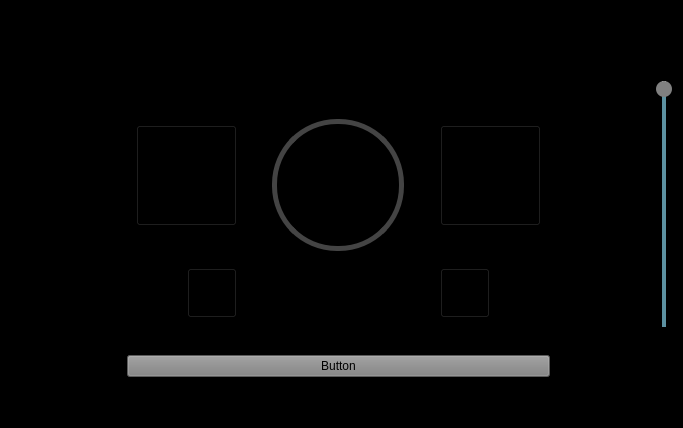
Qt form src/ViewLayer/SongPlayerUi.ui (UCSolarCarTeam/Epsilon-Onboard-Media-Control) before a commit.
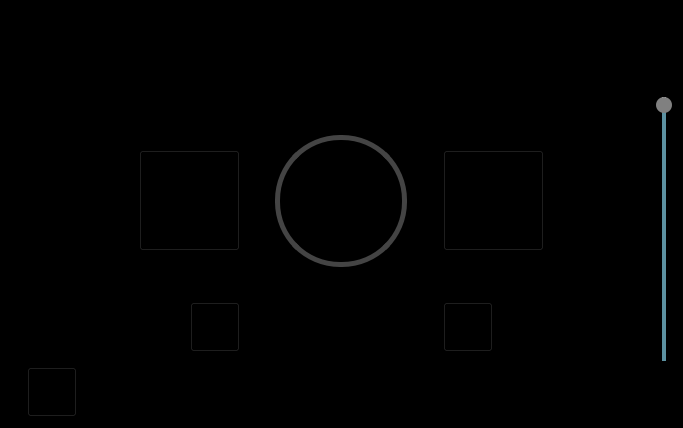
The same form after that commit. Icons and pictures are not drawn.

Commit message: Add icons for song menu

```diff
--- a/src/ViewLayer/SongPlayerUi.ui
+++ b/src/ViewLayer/SongPlayerUi.ui
@@ -21,7 +21,159 @@
 border-width: 0px;</string>
   </property>
   <layout class="QGridLayout" name="gridLayout">
-   <item row="5" column="7" alignment="Qt::AlignHCenter">
+   <item row="2" column="8" alignment="Qt::AlignHCenter">
+    <widget class="QLabel" name="infoLabel">
+     <property name="enabled">
+      <bool>true</bool>
+     </property>
+     <property name="sizePolicy">
+      <sizepolicy hsizetype="Fixed" vsizetype="Preferred">
+       <horstretch>0</horstretch>
+       <verstretch>0</verstretch>
+      </sizepolicy>
+     </property>
+     <property name="minimumSize">
+      <size>
+       <width>0</width>
+       <height>26</height>
+      </size>
+     </property>
+     <property name="font">
+      <font>
+       <family>Nimbus Sans L</family>
+       <pointsize>16</pointsize>
+      </font>
+     </property>
+     <property name="styleSheet">
+      <string notr="true">color: white</string>
+     </property>
+     <property name="text">
+      <string/>
+     </property>
+     <property name="alignment">
+      <set>Qt::AlignLeading|Qt::AlignLeft|Qt::AlignVCenter</set>
+     </property>
+    </widget>
+   </item>
+   <item row="5" column="1">
+    <spacer name="horizontalSpacer_4">
+     <property name="orientation">
+      <enum>Qt::Horizontal</enum>
+     </property>
+     <property name="sizeType">
+      <enum>QSizePolicy::Fixed</enum>
+     </property>
+     <property name="sizeHint" stdset="0">
+      <size>
+       <width>50</width>
+       <height>20</height>
+      </size>
+     </property>
+    </spacer>
+   </item>
+   <item row="5" column="0">
+    <spacer name="horizontalSpacer_2">
+     <property name="orientation">
+      <enum>Qt::Horizontal</enum>
+     </property>
+     <property name="sizeType">
+      <enum>QSizePolicy::Minimum</enum>
+     </property>
+     <property name="sizeHint" stdset="0">
+      <size>
+       <width>16</width>
+       <height>20</height>
+      </size>
+     </property>
+    </spacer>
+   </item>
+   <item row="5" column="2">
+    <spacer name="horizontalSpacer_3">
+     <property name="orientation">
+      <enum>Qt::Horizontal</enum>
+     </property>
+     <property name="sizeType">
+      <enum>QSizePolicy::Expanding</enum>
+     </property>
+     <property name="sizeHint" stdset="0">
+      <size>
+       <width>20</width>
+       <height>20</height>
+      </size>
+     </property>
+    </spacer>
+   </item>
+   <item row="9" column="1">
+    <widget class="QPushButton" name="playerToList">
+     <property name="sizePolicy">
+      <sizepolicy hsizetype="Minimum" vsizetype="Minimum">
+       <horstretch>0</horstretch>
+       <verstretch>0</verstretch>
+      </sizepolicy>
+     </property>
+     <property name="minimumSize">
+      <size>
+       <width>50</width>
+       <height>50</height>
+      </size>
+     </property>
+     <property name="styleSheet">
+      <string notr="true">QPushButton
+{
+        border-image: url(:/Resources/Menu/SongListIcon.svg);
+}</string>
+     </property>
+     <property name="text">
+      <string/>
+     </property>
+    </widget>
+   </item>
+   <item row="9" column="8">
+    <spacer name="verticalSpacer_4">
+     <property name="orientation">
+      <enum>Qt::Vertical</enum>
+     </property>
+     <property name="sizeType">
+      <enum>QSizePolicy::Fixed</enum>
+     </property>
+     <property name="sizeHint" stdset="0">
+      <size>
+       <width>20</width>
+       <height>50</height>
+      </size>
+     </property>
+    </spacer>
+   </item>
+   <item row="6" column="8">
+    <spacer name="verticalSpacer">
+     <property name="orientation">
+      <enum>Qt::Vertical</enum>
+     </property>
+     <property name="sizeHint" stdset="0">
+      <size>
+       <width>20</width>
+       <height>0</height>
+      </size>
+     </property>
+    </spacer>
+   </item>
+   <item row="0" column="8">
+    <spacer name="verticalSpacer_3">
+     <property name="orientation">
+      <enum>Qt::Vertical</enum>
+     </property>
+     <property name="sizeType">
+      <enum>QSizePolicy::Fixed</enum>
+     </property>
+     <property name="sizeHint" stdset="0">
+      <size>
+       <width>20</width>
+       <height>16</height>
+      </size>
+     </property>
+    </spacer>
+   </item>
+   <item row="5" column="8" alignment="Qt::AlignHCenter">
     <widget class="QWidget" name="widget_2" native="true">
      <property name="sizePolicy">
       <sizepolicy hsizetype="Fixed" vsizetype="Fixed">
@@ -36,67 +188,7 @@
       </size>
      </property>
      <layout class="QGridLayout" name="gridLayout_2">
-      <item row="1" column="2">
-       <widget class="QPushButton" name="nextSong">
-        <property name="sizePolicy">
-         <sizepolicy hsizetype="Fixed" vsizetype="Fixed">
-          <horstretch>0</horstretch>
-          <verstretch>0</verstretch>
-         </sizepolicy>
-        </property>
-        <property name="minimumSize">
-         <size>
-          <width>101</width>
-          <height>101</height>
-         </size>
-        </property>
-        <property name="styleSheet">
-         <string notr="true">QPushButton
-{
-        border-image: url(:/Resources/IconsOff/next.png);
-}
-
-QPushButton:pressed
-{
-        border-image: url(:/Resources/IconsOn/next.png);
-}</string>
-        </property>
-        <property name="text">
-         <string/>
-        </property>
-       </widget>
-      </item>
-      <item row="1" column="0">
-       <widget class="QPushButton" name="prevSong">
-        <property name="sizePolicy">
-         <sizepolicy hsizetype="Fixed" vsizetype="Fixed">
-          <horstretch>0</horstretch>
-          <verstretch>0</verstretch>
-         </sizepolicy>
-        </property>
-        <property name="minimumSize">
-         <size>
-          <width>101</width>
-          <height>101</height>
-         </size>
-        </property>
-        <property name="styleSheet">
-         <string notr="true">QPushButton
-{
-        border-image: url(:/Resources/IconsOff/previous.png);
-}
-
-QPushButton:pressed
-{
-        border-image: url(:/Resources/IconsOn/previous.png);
-}</string>
-        </property>
-        <property name="text">
-         <string/>
-        </property>
-       </widget>
-      </item>
-      <item row="1" column="1">
+      <item row="1" column="6">
        <widget class="QWidget" name="widget" native="true">
         <property name="sizePolicy">
          <sizepolicy hsizetype="Fixed" vsizetype="Fixed">
@@ -235,7 +327,7 @@
         <zorder>playButton</zorder>
        </widget>
       </item>
-      <item row="2" column="0" alignment="Qt::AlignRight">
+      <item row="2" column="4" alignment="Qt::AlignRight">
        <widget class="QPushButton" name="loopButton">
         <property name="sizePolicy">
          <sizepolicy hsizetype="Fixed" vsizetype="Fixed">
@@ -275,7 +367,7 @@
         </property>
        </widget>
       </item>
-      <item row="2" column="2">
+      <item row="2" column="7">
        <widget class="QPushButton" name="shuffleButton">
         <property name="sizePolicy">
          <sizepolicy hsizetype="Fixed" vsizetype="Fixed">
@@ -315,23 +407,70 @@
         </property>
        </widget>
       </item>
+      <item row="1" column="4">
+       <widget class="QPushButton" name="prevSong">
+        <property name="sizePolicy">
+         <sizepolicy hsizetype="Fixed" vsizetype="Fixed">
+          <horstretch>0</horstretch>
+          <verstretch>0</verstretch>
+         </sizepolicy>
+        </property>
+        <property name="minimumSize">
+         <size>
+          <width>101</width>
+          <height>101</height>
+         </size>
+        </property>
+        <property name="styleSheet">
+         <string notr="true">QPushButton
+{
+        border-image: url(:/Resources/IconsOff/previous.png);
+}
+
+QPushButton:pressed
+{
+        border-image: url(:/Resources/IconsOn/previous.png);
+}</string>
+        </property>
+        <property name="text">
+         <string/>
+        </property>
+       </widget>
+      </item>
+      <item row="1" column="7">
+       <widget class="QPushButton" name="nextSong">
+        <property name="sizePolicy">
+         <sizepolicy hsizetype="Fixed" vsizetype="Fixed">
+          <horstretch>0</horstretch>
+          <verstretch>0</verstretch>
+         </sizepolicy>
+        </property>
+        <property name="minimumSize">
+         <size>
+          <width>101</width>
+          <height>101</height>
+         </size>
+        </property>
+        <property name="styleSheet">
+         <string notr="true">QPushButton
+{
+        border-image: url(:/Resources/IconsOff/next.png);
+}
+
+QPushButton:pressed
+{
+        border-image: url(:/Resources/IconsOn/next.png);
+}</string>
+        </property>
+        <property name="text">
+         <string/>
+        </property>
+       </widget>
+      </item>
      </layout>
     </widget>
    </item>
-   <item row="6" column="7">
-    <spacer name="verticalSpacer">
-     <property name="orientation">
-      <enum>Qt::Vertical</enum>
-     </property>
-     <property name="sizeHint" stdset="0">
-      <size>
-       <width>20</width>
-       <height>40</height>
-      </size>
-     </property>
-    </spacer>
-   </item>
-   <item row="5" column="8">
+   <item row="5" column="9">
     <spacer name="horizontalSpacer">
      <property name="orientation">
       <enum>Qt::Horizontal</enum>
@@ -341,29 +480,13 @@
      </property>
      <property name="sizeHint" stdset="0">
       <size>
-       <width>40</width>
-       <height>20</height>
-      </size>
-     </property>
-    </spacer>
-   </item>
-   <item row="9" column="7">
-    <spacer name="verticalSpacer_4">
-     <property name="orientation">
-      <enum>Qt::Vertical</enum>
-     </property>
-     <property name="sizeType">
-      <enum>QSizePolicy::Fixed</enum>
-     </property>
-     <property name="sizeHint" stdset="0">
-      <size>
        <width>20</width>
-       <height>40</height>
+       <height>20</height>
       </size>
      </property>
     </spacer>
    </item>
-   <item row="3" column="7">
+   <item row="3" column="8">
     <spacer name="verticalSpacer_2">
      <property name="orientation">
       <enum>Qt::Vertical</enum>
@@ -376,73 +499,7 @@
      </property>
     </spacer>
    </item>
-   <item row="2" column="7" alignment="Qt::AlignHCenter">
-    <widget class="QLabel" name="infoLabel">
-     <property name="enabled">
-      <bool>true</bool>
-     </property>
-     <property name="sizePolicy">
-      <sizepolicy hsizetype="Fixed" vsizetype="Preferred">
-       <horstretch>0</horstretch>
-       <verstretch>0</verstretch>
-      </sizepolicy>
-     </property>
-     <property name="minimumSize">
-      <size>
-       <width>0</width>
-       <height>26</height>
-      </size>
-     </property>
-     <property name="font">
-      <font>
-       <family>Nimbus Sans L</family>
-       <pointsize>16</pointsize>
-      </font>
-     </property>
-     <property name="styleSheet">
-      <string notr="true">color: white</string>
-     </property>
-     <property name="text">
-      <string/>
-     </property>
-     <property name="alignment">
-      <set>Qt::AlignLeading|Qt::AlignLeft|Qt::AlignVCenter</set>
-     </property>
-    </widget>
-   </item>
-   <item row="0" column="7">
-    <spacer name="verticalSpacer_3">
-     <property name="orientation">
-      <enum>Qt::Vertical</enum>
-     </property>
-     <property name="sizeType">
-      <enum>QSizePolicy::Fixed</enum>
-     </property>
-     <property name="sizeHint" stdset="0">
-      <size>
-       <width>20</width>
-       <height>16</height>
-      </size>
-     </property>
-    </spacer>
-   </item>
-   <item row="5" column="0">
-    <spacer name="horizontalSpacer_2">
-     <property name="orientation">
-      <enum>Qt::Horizontal</enum>
-     </property>
-     <property name="sizeType">
-      <enum>QSizePolicy::Minimum</enum>
-     </property>
-     <property name="sizeHint" stdset="0">
-      <size>
-       <width>16</width>
-       <height>20</height>
-      </size>
-     </property>
-    </spacer>
-   </item>
-   <item row="5" column="9">
+   <item row="5" column="11">
     <widget class="QSlider" name="volumeControl">
      <property name="sizePolicy">
       <sizepolicy hsizetype="Fixed" vsizetype="Preferred">
@@ -486,38 +543,22 @@
      </property>
     </widget>
    </item>
-   <item row="5" column="1">
-    <spacer name="horizontalSpacer_3">
+   <item row="5" column="10">
+    <spacer name="horizontalSpacer_5">
      <property name="orientation">
       <enum>Qt::Horizontal</enum>
      </property>
      <property name="sizeType">
-      <enum>QSizePolicy::Expanding</enum>
+      <enum>QSizePolicy::Fixed</enum>
      </property>
      <property name="sizeHint" stdset="0">
       <size>
-       <width>40</width>
+       <width>50</width>
        <height>20</height>
       </size>
      </property>
     </spacer>
    </item>
-   <item row="8" column="7">
-    <widget class="QPushButton" name="playerToList">
-     <property name="sizePolicy">
-      <sizepolicy hsizetype="Minimum" vsizetype="Minimum">
-       <horstretch>0</horstretch>
-       <verstretch>0</verstretch>
-      </sizepolicy>
-     </property>
-     <property name="styleSheet">
-      <string notr="true">background-color: grey</string>
-     </property>
-     <property name="text">
-      <string>Button</string>
-     </property>
-    </widget>
-   </item>
   </layout>
  </widget>
  <resources/>
```
The commit also changes 8 other files.
